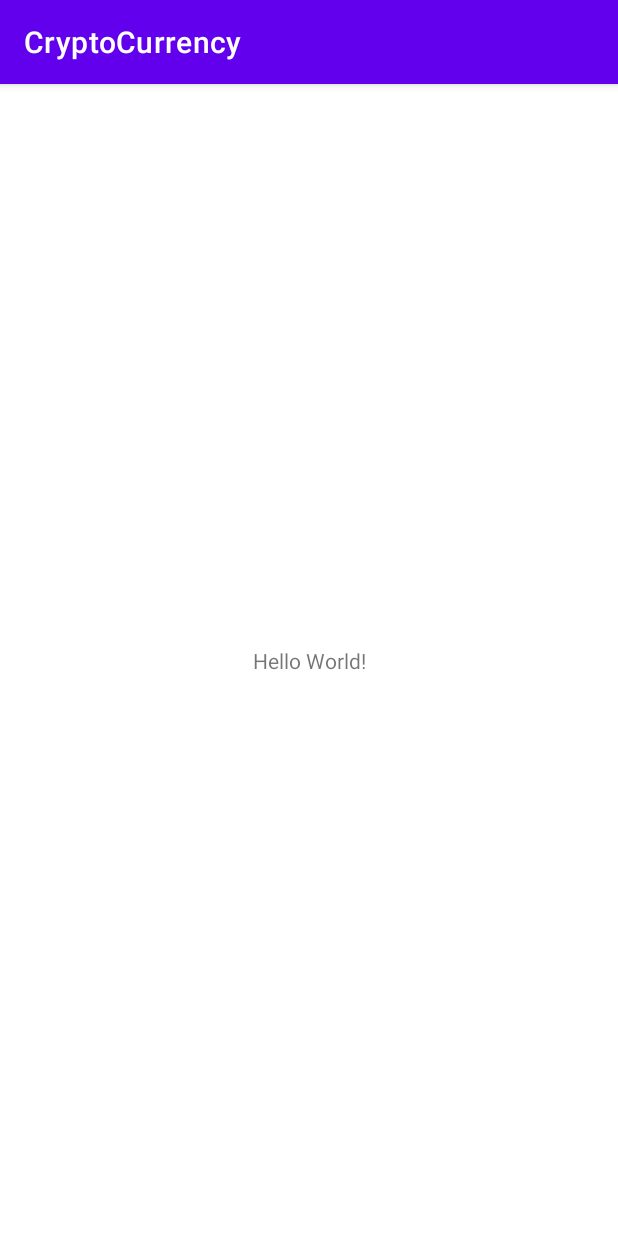
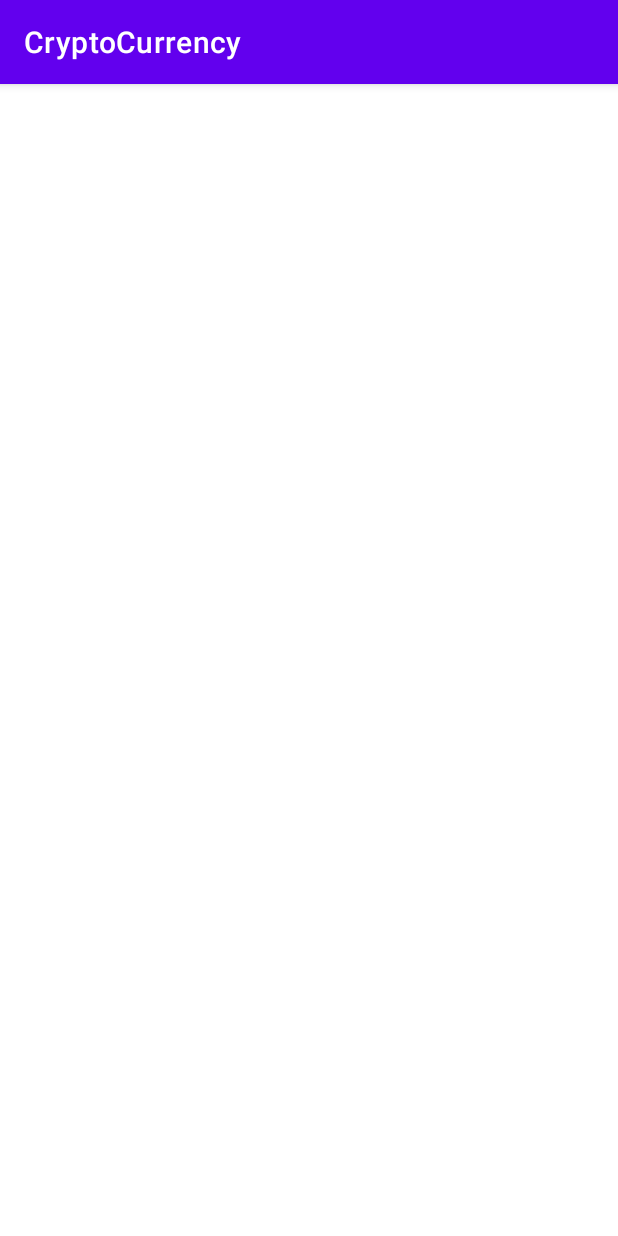
Before and after one commit to AlexanderAndrenko/CryptoCurrency, an Android app: the screen it shows after launch (MainActivity), on a phone screen of 412 x 824 dp. Run offline under Robolectric (Android 15) with nearby library versions, the phone set to English and light mode, and no system bars.

Commit message:
git init

```diff
--- a/app/src/main/java/com/example/cryptocurrency/MainActivity.kt
+++ b/app/src/main/java/com/example/cryptocurrency/MainActivity.kt
@@ -7,5 +7,12 @@ class MainActivity : AppCompatActivity() {
     override fun onCreate(savedInstanceState: Bundle?) {
         super.onCreate(savedInstanceState)
         setContentView(R.layout.activity_main)
+
+        var currentFragment = supportFragmentManager.findFragmentById(R.id.fragment_container)
+        if (currentFragment == null)
+        {
+            //val fragment =
+        }
+
     }
 }
--- a/app/src/main/res/layout/activity_main.xml
+++ b/app/src/main/res/layout/activity_main.xml
@@ -6,13 +6,10 @@
     android:layout_height="match_parent"
     tools:context=".MainActivity">
 
-    <TextView
-        android:layout_width="wrap_content"
-        android:layout_height="wrap_content"
-        android:text="Hello World!"
-        app:layout_constraintBottom_toBottomOf="parent"
-        app:layout_constraintLeft_toLeftOf="parent"
-        app:layout_constraintRight_toRightOf="parent"
-        app:layout_constraintTop_toTopOf="parent" />
+    <FrameLayout
+        android:id="@+id/fragment_container"
+        android:layout_width="match_parent"
+        android:layout_height="match_parent">
 
+    </FrameLayout>
 </androidx.constraintlayout.widget.ConstraintLayout>
--- a/app/src/main/res/values/strings.xml
+++ b/app/src/main/res/values/strings.xml
@@ -1,3 +1,5 @@
 <resources>
     <string name="app_name">CryptoCurrency</string>
+    <!-- TODO: Remove or change this placeholder text -->
+    <string name="hello_blank_fragment">Hello blank fragment</string>
 </resources>
```
Also changed, not shown: app/build.gradle (+7 -4 lines), app/src/main/java/com/example/cryptocurrency/CryptoCurrencyListFragment.kt (+2 -39 lines), app/src/main/java/com/example/cryptocurrency/DataModel/Coins.kt (+20 -1 lines).
